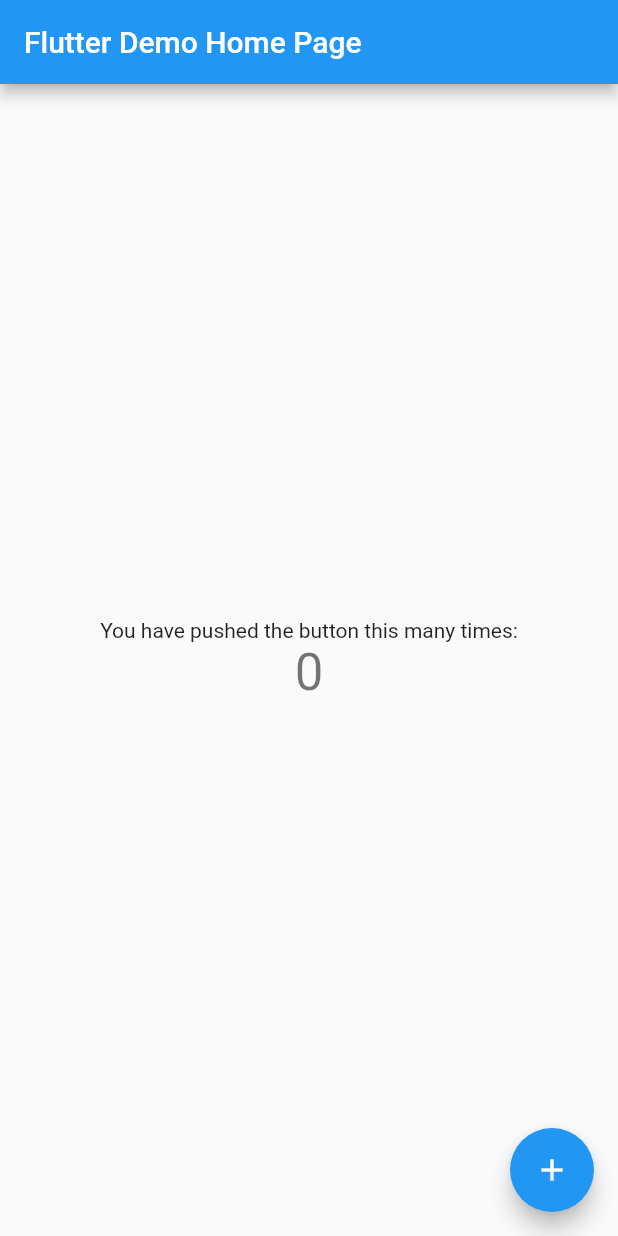
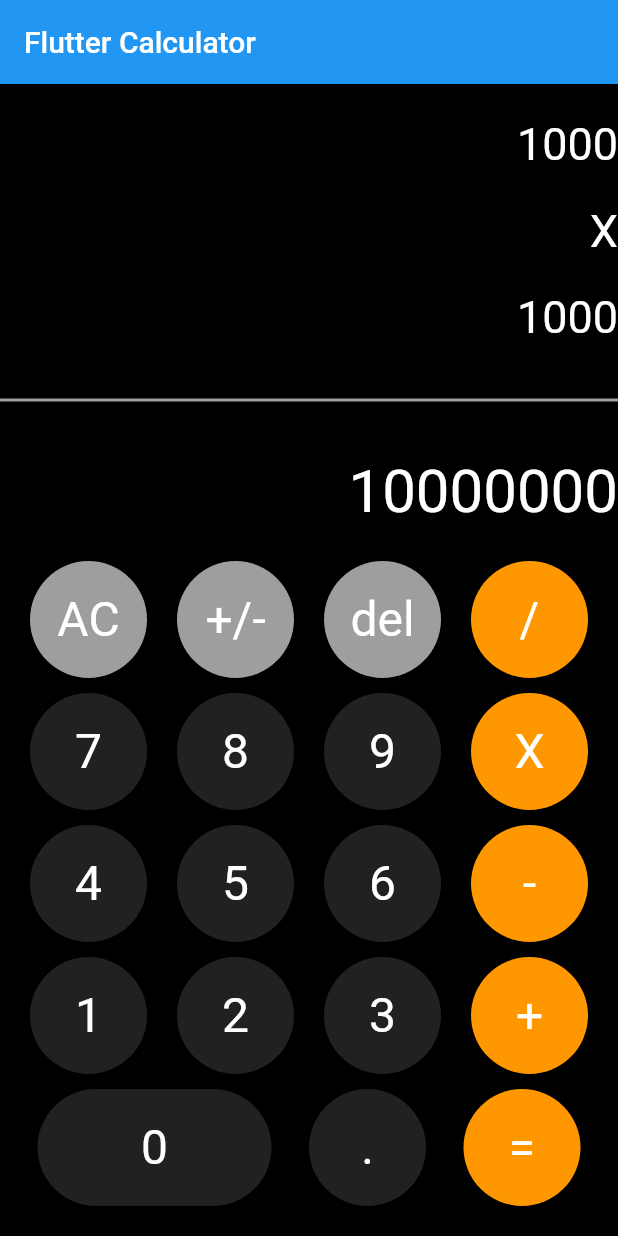
Before and after one commit to GustavoTCh/Challenges, a Flutter app: the screen it shows after launch, on a phone screen of 412 x 824 dp. Run offline on Flutter 3.47's test engine with Material 2 defaults, Android fonts, the phone set to English and light mode, and no system bars; our stand-ins replace carousel_slider.

Commit message:
add calculator ui

```diff
--- a/test_programing/lib/main.dart
+++ b/test_programing/lib/main.dart
@@ -1,4 +1,5 @@
 import 'package:flutter/material.dart';
+import 'package:test_programing/presentation/screens/home_screen.dart';
 
 void main() {
   runApp(MyApp());
@@ -22,92 +23,7 @@
         // is not restarted.
         primarySwatch: Colors.blue,
       ),
-      home: MyHomePage(title: 'Flutter Demo Home Page'),
+      home: HomeScreen(),
     );
   }
 }
-
-class MyHomePage extends StatefulWidget {
-  MyHomePage({Key key, this.title}) : super(key: key);
-
-  // This widget is the home page of your application. It is stateful, meaning
-  // that it has a State object (defined below) that contains fields that affect
-  // how it looks.
-
-  // This class is the configuration for the state. It holds the values (in this
-  // case the title) provided by the parent (in this case the App widget) and
-  // used by the build method of the State. Fields in a Widget subclass are
-  // always marked "final".
-
-  final String title;
-
-  @override
-  _MyHomePageState createState() => _MyHomePageState();
-}
-
-class _MyHomePageState extends State<MyHomePage> {
-  int _counter = 0;
-
-  void _incrementCounter() {
-    setState(() {
-      // This call to setState tells the Flutter framework that something has
-      // changed in this State, which causes it to rerun the build method below
-      // so that the display can reflect the updated values. If we changed
-      // _counter without calling setState(), then the build method would not be
-      // called again, and so nothing would appear to happen.
-      _counter++;
-    });
-  }
-
-  @override
-  Widget build(BuildContext context) {
-    // This method is rerun every time setState is called, for instance as done
-    // by the _incrementCounter method above.
-    //
-    // The Flutter framework has been optimized to make rerunning build methods
-    // fast, so that you can just rebuild anything that needs updating rather
-    // than having to individually change instances of widgets.
-    return Scaffold(
-      appBar: AppBar(
-        // Here we take the value from the MyHomePage object that was created by
-        // the App.build method, and use it to set our appbar title.
-        title: Text(widget.title),
-      ),
-      body: Center(
-        // Center is a layout widget. It takes a single child and positions it
-        // in the middle of the parent.
-        child: Column(
-          // Column is also a layout widget. It takes a list of children and
-          // arranges them vertically. By default, it sizes itself to fit its
-          // children horizontally, and tries to be as tall as its parent.
-          //
-          // Invoke "debug painting" (press "p" in the console, choose the
-          // "Toggle Debug Paint" action from the Flutter Inspector in Android
-          // Studio, or the "Toggle Debug Paint" command in Visual Studio Code)
-          // to see the wireframe for each widget.
-          //
-          // Column has various properties to control how it sizes itself and
-          // how it positions its children. Here we use mainAxisAlignment to
-          // center the children vertically; the main axis here is the vertical
-          // axis because Columns are vertical (the cross axis would be
-          // horizontal).
-          mainAxisAlignment: MainAxisAlignment.center,
-          children: <Widget>[
-            Text(
-              'You have pushed the button this many times:',
-            ),
-            Text(
-              '$_counter',
-              style: Theme.of(context).textTheme.headline4,
-            ),
-          ],
-        ),
-      ),
-      floatingActionButton: FloatingActionButton(
-        onPressed: _incrementCounter,
-        tooltip: 'Increment',
-        child: Icon(Icons.add),
-      ), // This trailing comma makes auto-formatting nicer for build methods.
-    );
-  }
-}
--- /dev/null
+++ b/test_programing/lib/presentation/screens/home_screen.dart
@@ -0,0 +1,110 @@
+import 'package:flutter/material.dart';
+import 'package:test_programing/presentation/widget/button_calculator.dart';
+
+class HomeScreen extends StatelessWidget {
+  HomeScreen({Key key}) : super(key: key);
+
+  final TextStyle style = TextStyle(color: Colors.white,fontSize: 30);
+
+  @override
+  Widget build(BuildContext context) {
+    return Scaffold(
+      backgroundColor: Colors.black,
+      appBar: AppBar(
+        title: Text('Flutter Calculator'),
+      ),
+      body: SafeArea(
+        child: Column(
+          children: [
+            Expanded(
+              child: _text(),
+            ),
+            _buttonsCalculator(),
+            SizedBox(
+              height: 20,
+            )
+          ],
+        ),
+      ),
+    );
+  }
+
+  Widget _text() {
+    return Column(
+      crossAxisAlignment: CrossAxisAlignment.end,
+      mainAxisAlignment: MainAxisAlignment.spaceEvenly,
+      children: [
+        Text('1000',style: style,),
+        Text('X',style: style,),
+        Text('1000',style: style,),
+        Divider(color: Colors.grey,height: 30,thickness: 2,),
+        Text('10000000',style: style.copyWith(fontSize: 40),),
+      ],
+    );
+  }
+
+  Widget _buttonsCalculator() {
+    return Column(
+      children: [
+        _rowButton(
+          children: [
+            ButtonCalculator(text: 'AC', color: Colors.grey, onPress: () {}),
+            ButtonCalculator(text: '+/-', color: Colors.grey, onPress: () {}),
+            ButtonCalculator(text: 'del', color: Colors.grey, onPress: () {}),
+            ButtonCalculator(text: '/', color: Colors.orange, onPress: () {}),
+          ],
+        ),
+        SizedBox(
+          height: 10,
+        ),
+        _rowButton(
+          children: [
+            ButtonCalculator(text: '7', onPress: () {}),
+            ButtonCalculator(text: '8', onPress: () {}),
+            ButtonCalculator(text: '9', onPress: () {}),
+            ButtonCalculator(text: 'X', color: Colors.orange, onPress: () {}),
+          ],
+        ),
+        SizedBox(
+          height: 10,
+        ),
+        _rowButton(
+          children: [
+            ButtonCalculator(text: '4', onPress: () {}),
+            ButtonCalculator(text: '5', onPress: () {}),
+            ButtonCalculator(text: '6', onPress: () {}),
+            ButtonCalculator(text: '-', color: Colors.orange, onPress: () {}),
+          ],
+        ),
+        SizedBox(
+          height: 10,
+        ),
+        _rowButton(
+          children: [
+            ButtonCalculator(text: '1', onPress: () {}),
+            ButtonCalculator(text: '2', onPress: () {}),
+            ButtonCalculator(text: '3', onPress: () {}),
+            ButtonCalculator(text: '+', color: Colors.orange, onPress: () {}),
+          ],
+        ),
+        SizedBox(
+          height: 10,
+        ),
+        _rowButton(
+          children: [
+            ButtonCalculator(text: '0', isTwiceWith: true, onPress: () {}),
+            ButtonCalculator(text: '.', onPress: () {}),
+            ButtonCalculator(text: '=', color: Colors.orange, onPress: () {}),
+          ],
+        ),
+      ],
+    );
+  }
+
+  Widget _rowButton({@required List<Widget> children}) {
+    return Row(
+      mainAxisAlignment: MainAxisAlignment.spaceEvenly,
+      children: children,
+    );
+  }
+}
--- /dev/null
+++ b/test_programing/lib/presentation/widget/button_calculator.dart
@@ -0,0 +1,40 @@
+import 'package:flutter/material.dart';
+
+class ButtonCalculator extends StatelessWidget {
+  const ButtonCalculator({
+    Key key,
+    @required this.text,
+    @required this.onPress,
+    this.isTwiceWith = false,
+    this.color,
+  }) : super(key: key);
+
+  final String text;
+  final bool isTwiceWith;
+  final Function onPress;
+  final Color color;
+
+  @override
+  Widget build(BuildContext context) {
+    return InkWell(
+      onTap: onPress,
+      child: Container(
+        height: (MediaQuery.of(context).size.width - 100) / 4,
+        width: (MediaQuery.of(context).size.width - 100) / (isTwiceWith ? 2 : 4),
+        decoration: BoxDecoration(
+          color: color ?? Colors.grey[900],
+          borderRadius: BorderRadius.all(Radius.circular((MediaQuery.of(context).size.width - 60) / 4)),
+        ),
+        child: Center(
+          child: Text(
+            text,
+            style: TextStyle(
+              color: Colors.white,
+              fontSize: 32,
+            ),
+          ),
+        ),
+      ),
+    );
+  }
+}
```
